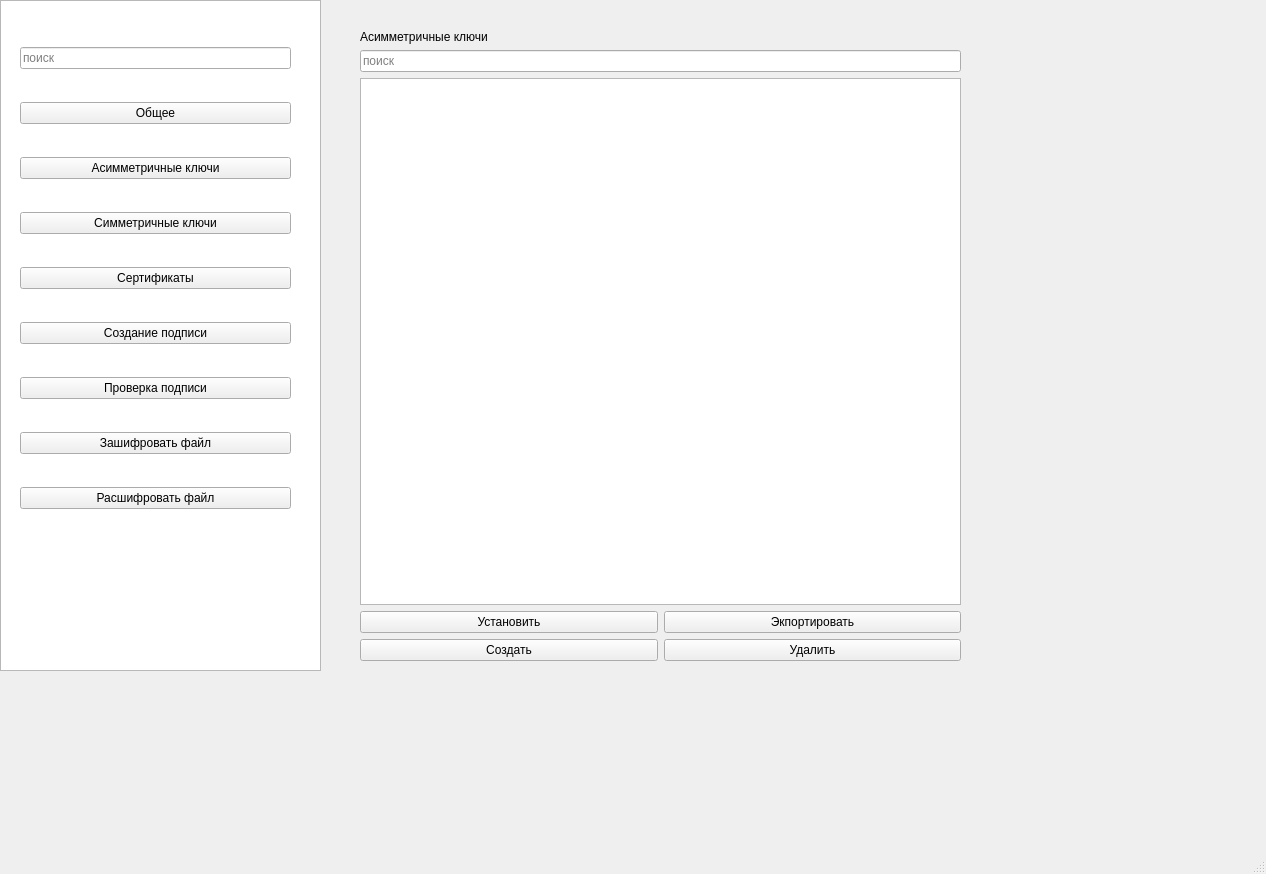
This is mainwindow.ui in GDavid-JS/skzi as Qt 5 draws it before an edit. The edited form follows.
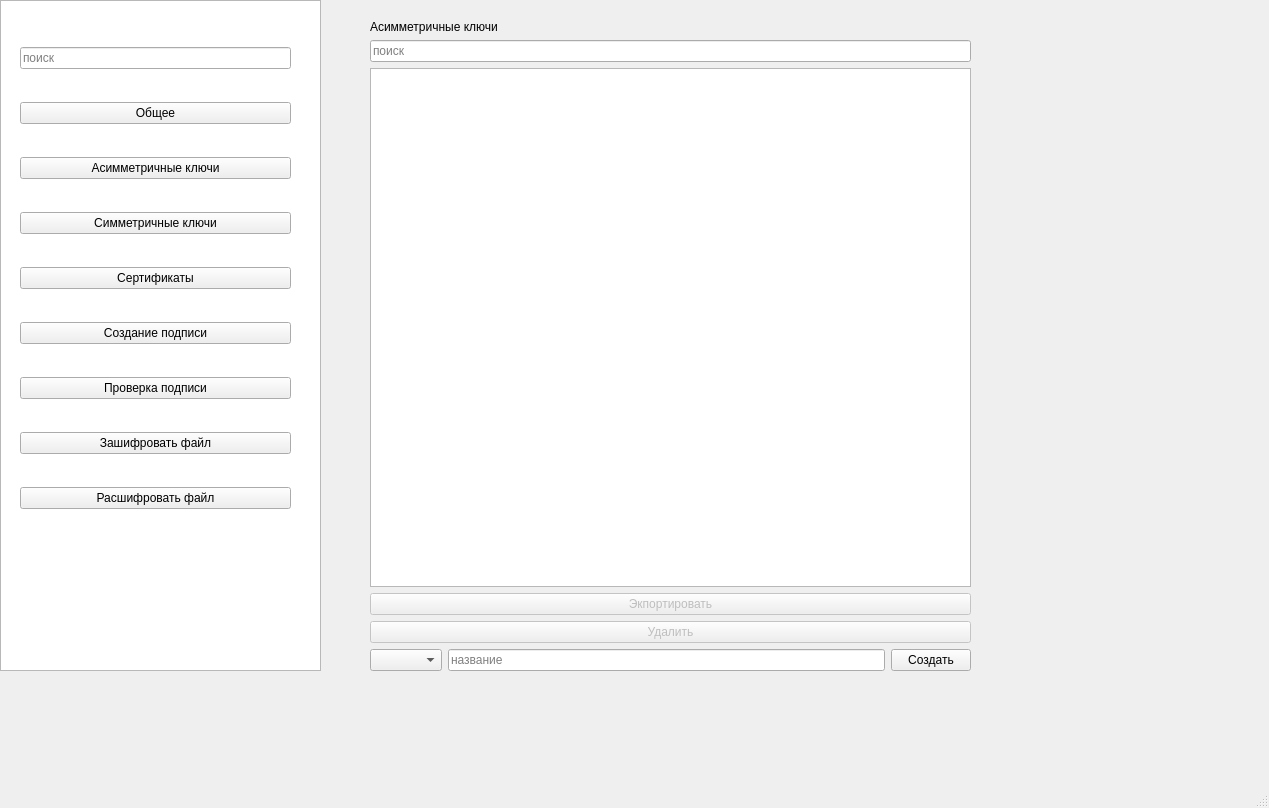
This is the edited form. The open tabs and pages were chosen to show the change.

Commit message: add asymmetric interface

Patch:
```diff
--- a/mainwindow.ui
+++ b/mainwindow.ui
@@ -6,8 +6,8 @@
    <rect>
     <x>0</x>
     <y>0</y>
-    <width>1266</width>
-    <height>874</height>
+    <width>1269</width>
+    <height>808</height>
    </rect>
   </property>
   <property name="windowTitle">
@@ -102,10 +102,10 @@
    <widget class="QStackedWidget" name="stackedWidget">
     <property name="geometry">
      <rect>
-      <x>360</x>
-      <y>30</y>
-      <width>751</width>
-      <height>631</height>
+      <x>370</x>
+      <y>20</y>
+      <width>721</width>
+      <height>711</height>
      </rect>
     </property>
     <property name="currentIndex">
@@ -203,7 +203,7 @@
         <x>0</x>
         <y>0</y>
         <width>601</width>
-        <height>631</height>
+        <height>651</height>
        </rect>
       </property>
       <layout class="QVBoxLayout" name="verticalLayout_4">
@@ -226,34 +226,47 @@
        </item>
        <item>
         <layout class="QGridLayout" name="gridLayout">
-         <item row="1" column="0">
-          <widget class="QPushButton" name="pushButton_11">
-           <property name="text">
-            <string>Создать</string>
-           </property>
-          </widget>
-         </item>
-         <item row="1" column="1">
-          <widget class="QPushButton" name="pushButton_8">
-           <property name="text">
-            <string>Удалить</string>
-           </property>
-          </widget>
-         </item>
          <item row="0" column="0">
-          <widget class="QPushButton" name="pushButton_10">
-           <property name="text">
-            <string>Установить</string>
+          <widget class="QPushButton" name="asymmetric_export_button">
+           <property name="enabled">
+            <bool>false</bool>
            </property>
-          </widget>
-         </item>
-         <item row="0" column="1">
-          <widget class="QPushButton" name="pushButton_9">
            <property name="text">
             <string>Экпортировать</string>
            </property>
           </widget>
          </item>
+         <item row="2" column="0">
+          <layout class="QHBoxLayout" name="horizontalLayout">
+           <item>
+            <widget class="QComboBox" name="asymmetric_combo_box"/>
+           </item>
+           <item>
+            <widget class="QLineEdit" name="asymmetric_name">
+             <property name="placeholderText">
+              <string>название</string>
+             </property>
+            </widget>
+           </item>
+           <item>
+            <widget class="QPushButton" name="asymmetric_create_button">
+             <property name="text">
+              <string>Создать</string>
+             </property>
+            </widget>
+           </item>
+          </layout>
+         </item>
+         <item row="1" column="0">
+          <widget class="QPushButton" name="asymmetric_delete_button">
+           <property name="enabled">
+            <bool>false</bool>
+           </property>
+           <property name="text">
+            <string>Удалить</string>
+           </property>
+          </widget>
+         </item>
         </layout>
        </item>
       </layout>
```
Left out of the diff: 12 changed lines with no effect on the pictures. The commit also changes 4 other files.
